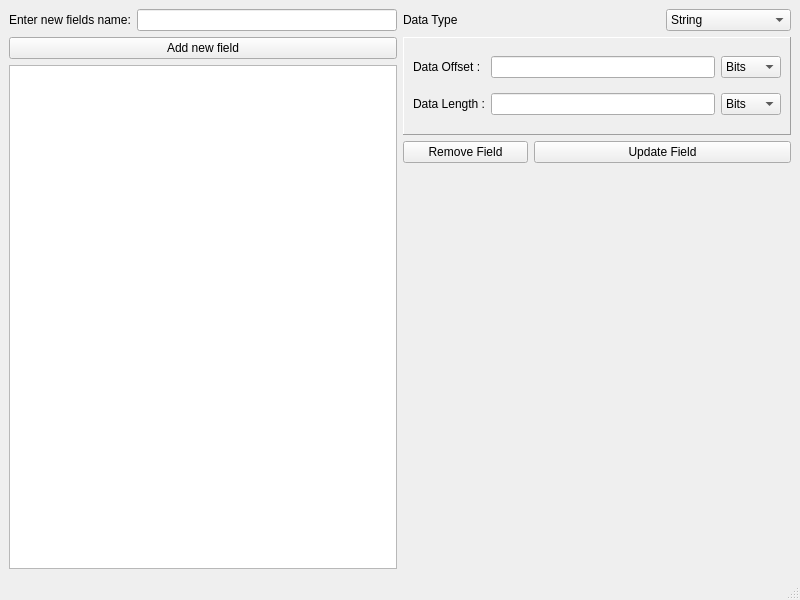
This is ui/grammarwindow.ui in mcergun/Parsy as Qt 5 draws it before an edit. The edited form follows.
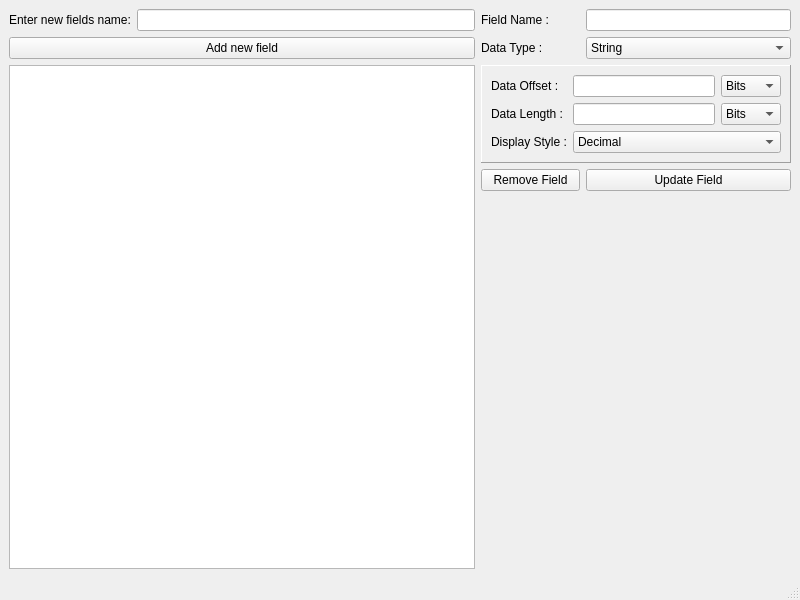
This is the edited form.

What changed in the file:
```diff
--- a/ui/grammarwindow.ui
+++ b/ui/grammarwindow.ui
@@ -16,7 +16,7 @@
   <widget class="QWidget" name="centralwidget">
    <layout class="QVBoxLayout" name="verticalLayout">
     <item>
-     <layout class="QHBoxLayout" name="horizontalLayout" stretch="2,2">
+     <layout class="QHBoxLayout" name="horizontalLayout" stretch="3,2">
       <property name="sizeConstraint">
        <enum>QLayout::SetMaximumSize</enum>
       </property>
@@ -47,7 +47,8 @@
          <widget class="QTableView" name="tvEntries">
           <property name="font">
            <font>
-            <pointsize>8</pointsize>
+            <family>Consolas</family>
+            <pointsize>10</pointsize>
            </font>
           </property>
           <property name="sizeAdjustPolicy">
@@ -76,8 +77,21 @@
        </layout>
       </item>
       <item>
-       <layout class="QGridLayout" name="gridLayout" rowstretch="0,0,0,0,1">
-        <item row="1" column="1" colspan="3">
+       <layout class="QGridLayout" name="gridLayout" rowstretch="0,0,0,0,0,1">
+        <item row="5" column="1" colspan="3">
+         <spacer name="verticalSpacer">
+          <property name="orientation">
+           <enum>Qt::Vertical</enum>
+          </property>
+          <property name="sizeHint" stdset="0">
+           <size>
+            <width>20</width>
+            <height>40</height>
+           </size>
+          </property>
+         </spacer>
+        </item>
+        <item row="2" column="1" colspan="3">
          <widget class="QStackedWidget" name="stackedWidget">
           <property name="frameShape">
            <enum>QFrame::Panel</enum>
@@ -133,25 +147,11 @@
             </item>
            </layout>
           </widget>
-          <widget class="QWidget" name="page_2">
+          <widget class="QWidget" name="Numeric">
            <layout class="QGridLayout" name="gridLayout_3">
             <item row="0" column="1">
              <widget class="QLineEdit" name="tbNumericOffset"/>
             </item>
-            <item row="0" column="2">
-             <widget class="QComboBox" name="cbNumericOffsetType">
-              <item>
-               <property name="text">
-                <string>Bits</string>
-               </property>
-              </item>
-              <item>
-               <property name="text">
-                <string>Bytes</string>
-               </property>
-              </item>
-             </widget>
-            </item>
             <item row="0" column="0">
              <widget class="QLabel" name="label_6">
               <property name="text">
@@ -159,16 +159,23 @@
               </property>
              </widget>
             </item>
-            <item row="1" column="0">
-             <widget class="QLabel" name="label_7">
-              <property name="text">
-               <string>Data Length :</string>
-              </property>
-             </widget>
-            </item>
             <item row="1" column="1">
              <widget class="QLineEdit" name="tbNumericLength"/>
             </item>
+            <item row="0" column="2">
+             <widget class="QComboBox" name="cbNumericOffsetType">
+              <item>
+               <property name="text">
+                <string>Bits</string>
+               </property>
+              </item>
+              <item>
+               <property name="text">
+                <string>Bytes</string>
+               </property>
+              </item>
+             </widget>
+            </item>
             <item row="1" column="2">
              <widget class="QComboBox" name="cbNumericLengthType">
               <item>
@@ -183,38 +190,67 @@
               </item>
              </widget>
             </item>
+            <item row="1" column="0">
+             <widget class="QLabel" name="label_7">
+              <property name="text">
+               <string>Data Length :</string>
+              </property>
+             </widget>
+            </item>
+            <item row="2" column="0">
+             <widget class="QLabel" name="label_8">
+              <property name="text">
+               <string>Display Style :</string>
+              </property>
+             </widget>
+            </item>
+            <item row="2" column="1" colspan="2">
+             <widget class="QComboBox" name="comboBox">
+              <item>
+               <property name="text">
+                <string>Decimal</string>
+               </property>
+              </item>
+              <item>
+               <property name="text">
+                <string>Hexadecimal</string>
+               </property>
+              </item>
+             </widget>
+            </item>
            </layout>
           </widget>
          </widget>
         </item>
-        <item row="3" column="1">
+        <item row="1" column="1">
+         <widget class="QLabel" name="label">
+          <property name="text">
+           <string>Data Type :</string>
+          </property>
+         </widget>
+        </item>
+        <item row="4" column="2" colspan="2">
+         <widget class="QPushButton" name="btnUpdateField">
+          <property name="text">
+           <string>Update Field</string>
+          </property>
+         </widget>
+        </item>
+        <item row="4" column="1">
          <widget class="QPushButton" name="btnRemoveField">
           <property name="text">
            <string>Remove Field</string>
           </property>
          </widget>
         </item>
-        <item row="4" column="1" colspan="3">
-         <spacer name="verticalSpacer">
-          <property name="orientation">
-           <enum>Qt::Vertical</enum>
-          </property>
-          <property name="sizeHint" stdset="0">
-           <size>
-            <width>20</width>
-            <height>40</height>
-           </size>
-          </property>
-         </spacer>
-        </item>
         <item row="0" column="1">
-         <widget class="QLabel" name="label">
+         <widget class="QLabel" name="label_9">
           <property name="text">
-           <string>Data Type</string>
+           <string>Field Name :</string>
           </property>
          </widget>
         </item>
-        <item row="0" column="3">
+        <item row="1" column="2" colspan="2">
          <widget class="QComboBox" name="cbEntryType">
           <item>
            <property name="text">
@@ -228,12 +264,8 @@
           </item>
          </widget>
         </item>
-        <item row="3" column="2" colspan="2">
-         <widget class="QPushButton" name="btnUpdateField">
-          <property name="text">
-           <string>Update Field</string>
-          </property>
-         </widget>
+        <item row="0" column="2" colspan="2">
+         <widget class="QLineEdit" name="tbSelectedFieldName"/>
         </item>
        </layout>
       </item>
```
